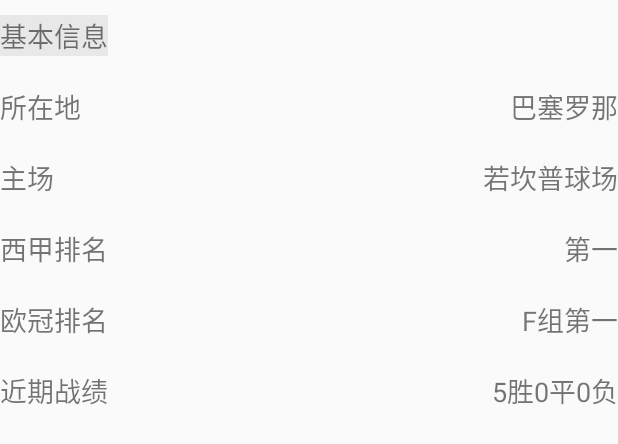
After one commit to witt-wtt/SportsNewspager, an Android app: the layout fragment_ball_team_confootdata.xml on its own in the app's theme, with its tools: preview values and no code run, on a phone screen of 412 x 824 dp. The commit adds this screen. Shown: the top 444 px of the screen. Run offline under Robolectric (Android 15) with nearby library versions, the light colour scheme and no system bars.

Commit message:
资料布局优化

```diff
--- a/app/src/main/res/drawable/select.xml
+++ b/app/src/main/res/drawable/select.xml
@@ -1,5 +1,5 @@
 <?xml version="1.0" encoding="utf-8"?>
 <selector xmlns:android="http://schemas.android.com/apk/res/android">
-    <item android:state_checked="true" android:drawable="@drawable/aicaisdk_user_cz1">
+    <item android:state_checked="true" android:drawable="@drawable/line_h">
     </item>
 </selector>
--- /dev/null
+++ b/app/src/main/res/layout/fragment_ball_team_confootdata.xml
@@ -0,0 +1,122 @@
+<?xml version="1.0" encoding="utf-8"?>
+<RelativeLayout xmlns:android="http://schemas.android.com/apk/res/android"
+              android:orientation="vertical"
+              android:layout_width="match_parent"
+              android:layout_height="match_parent">
+
+    <TextView
+        android:layout_width="wrap_content"
+        android:layout_height="wrap_content"
+        android:text="基本信息"
+        android:background="#ffe8e8e8"
+        android:layout_marginTop="10dp"
+        android:textSize="18sp"
+        android:id="@+id/textView3"/>
+
+    <TextView
+        android:layout_width="wrap_content"
+        android:layout_height="wrap_content"
+        android:text="所在地"
+        android:id="@+id/textView4"
+        android:textSize="18sp"
+        android:layout_below="@+id/textView3"
+        android:layout_alignParentLeft="true"
+        android:layout_alignParentStart="true"
+        android:layout_marginTop="20dp"/>
+
+    <TextView
+        android:layout_width="wrap_content"
+        android:layout_height="wrap_content"
+        android:text="巴塞罗那"
+        android:textSize="18sp"
+        android:id="@+id/textView5"
+        android:layout_alignTop="@+id/textView4"
+        android:layout_alignParentRight="true"
+        android:layout_alignParentEnd="true"/>
+
+    <TextView
+        android:layout_width="wrap_content"
+        android:layout_height="wrap_content"
+        android:text="主场"
+        android:textSize="18sp"
+        android:id="@+id/textView6"
+        android:layout_below="@+id/textView4"
+        android:layout_alignParentLeft="true"
+        android:layout_alignParentStart="true"
+        android:layout_marginTop="20dp"/>
+
+    <TextView
+        android:layout_width="wrap_content"
+        android:layout_height="wrap_content"
+        android:text="若坎普球场"
+        android:textSize="18sp"
+        android:id="@+id/textView7"
+        android:layout_alignTop="@+id/textView6"
+        android:layout_alignRight="@+id/textView5"
+        android:layout_alignEnd="@+id/textView5"/>
+
+    <TextView
+        android:layout_width="wrap_content"
+        android:layout_height="wrap_content"
+        android:text="西甲排名"
+        android:textSize="18sp"
+        android:id="@+id/textView8"
+        android:layout_below="@+id/textView6"
+        android:layout_alignParentLeft="true"
+        android:layout_alignParentStart="true"
+        android:layout_marginTop="20dp"/>
+
+    <TextView
+        android:layout_width="wrap_content"
+        android:layout_height="wrap_content"
+        android:text="第一"
+        android:textSize="18sp"
+        android:id="@+id/textView9"
+        android:layout_alignTop="@+id/textView8"
+        android:layout_alignRight="@+id/textView5"
+        android:layout_alignEnd="@+id/textView5"/>
+
+    <TextView
+        android:layout_width="wrap_content"
+        android:layout_height="wrap_content"
+        android:text="欧冠排名"
+        android:textSize="18sp"
+        android:id="@+id/textView10"
+        android:layout_below="@+id/textView8"
+        android:layout_alignParentLeft="true"
+        android:layout_alignParentStart="true"
+        android:layout_marginTop="20dp"/>
+
+    <TextView
+        android:layout_width="wrap_content"
+        android:layout_height="wrap_content"
+        android:text="F组第一"
+        android:textSize="18sp"
+        android:id="@+id/textView11"
+        android:layout_alignTop="@+id/textView10"
+        android:layout_alignParentRight="true"
+        android:layout_alignParentEnd="true"/>
+
+    <TextView
+        android:layout_width="wrap_content"
+        android:layout_height="wrap_content"
+        android:text="近期战绩"
+        android:id="@+id/textView12"
+        android:textSize="18sp"
+        android:layout_below="@+id/textView10"
+        android:layout_alignParentLeft="true"
+        android:layout_alignParentStart="true"
+        android:layout_marginTop="20dp"/>
+
+    <TextView
+        android:layout_width="wrap_content"
+        android:layout_height="wrap_content"
+        android:text="5胜0平0负"
+        android:textSize="18sp"
+        android:id="@+id/textView13"
+        android:layout_alignTop="@+id/textView12"
+        android:layout_alignParentRight="true"
+        android:layout_alignParentEnd="true"/>
+
+
+</RelativeLayout>
```
Also changed, not shown: app/src/main/java/com/teamsports/sportsnewpager/fragment/BallTeamContentFragment/BallTeamConDataFragment.java (+12 -3 lines), app/src/main/java/com/teamsports/sportsnewspager/sportsnewspager/BallTeamContentActivity.java (+4 -4 lines), app/src/main/res/layout/fragment_ball_team_conbkdata.xml (added, +76 -0 lines), app/src/main/res/layout/fragment_team.xml (+7 -1 lines), app/src/main/res/drawable/line_h.png (added).
